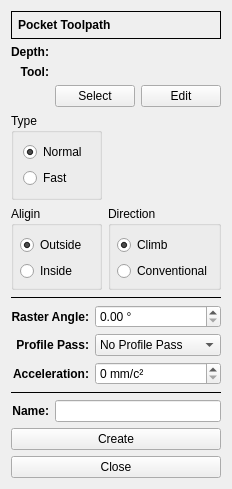
Before: the Qt Designer form G2G/forms/pocketrasterform.ui in XRay3D/GERBER_X3, drawn with Qt 5.
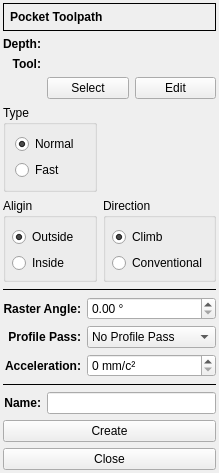
After: the same form once the commit is applied. Icons and pictures are not drawn. Custom widgets are drawn as their Qt base class.

What changed in the file:
```diff
--- a/G2G/forms/pocketrasterform.ui
+++ b/G2G/forms/pocketrasterform.ui
@@ -17,6 +17,18 @@
    <property name="labelAlignment">
     <set>Qt::AlignRight|Qt::AlignTrailing|Qt::AlignVCenter</set>
    </property>
+   <property name="leftMargin">
+    <number>3</number>
+   </property>
+   <property name="topMargin">
+    <number>3</number>
+   </property>
+   <property name="rightMargin">
+    <number>3</number>
+   </property>
+   <property name="bottomMargin">
+    <number>3</number>
+   </property>
    <item row="0" column="0" colspan="2">
     <widget class="QFrame" name="frame">
      <property name="enabled">
@@ -128,6 +140,9 @@
    </item>
    <item row="3" column="1">
     <layout class="QHBoxLayout" name="horizontalLayout">
+     <property name="spacing">
+      <number>6</number>
+     </property>
      <item>
       <widget class="QPushButton" name="pbSelect">
        <property name="enabled">
```
